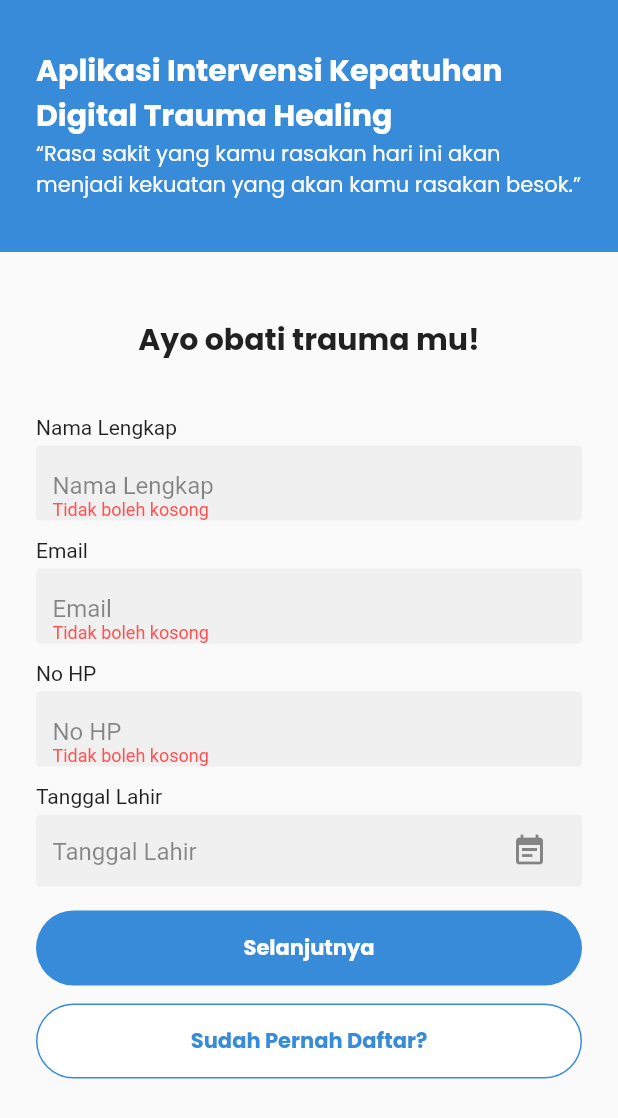
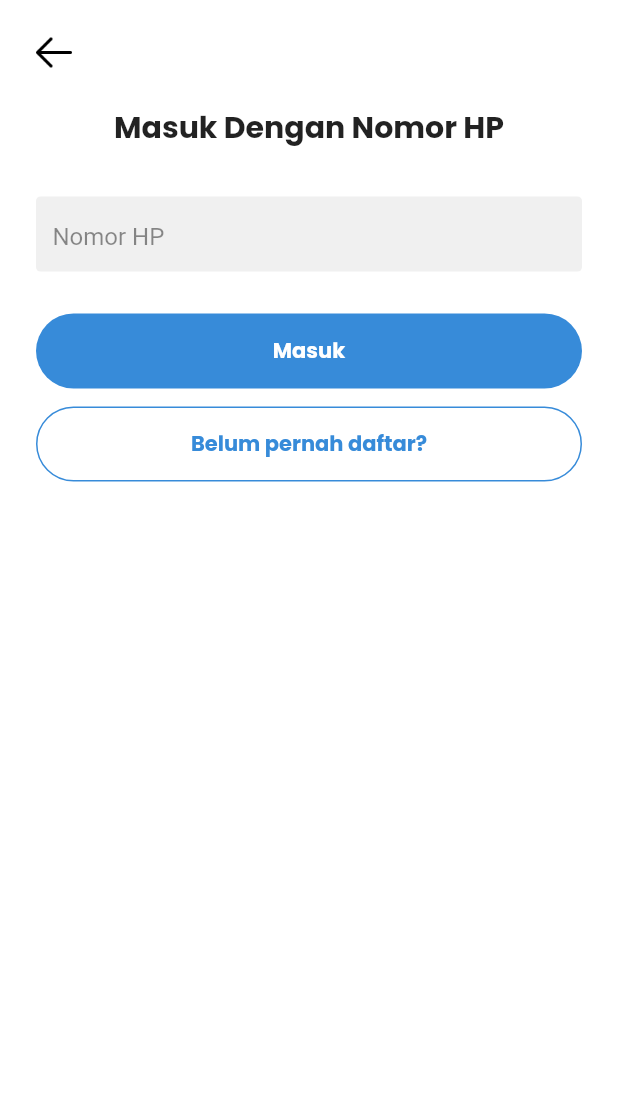
Before and after one commit to owenwattimena/ditraheal, a Flutter app: the screen it shows after launch, after a tap on "Selanjutnya", after a tap on "Sudah Pernah Daftar?", on a phone screen of 412 x 824 dp. Shown: the top 1118 px of the screen. Run offline on Flutter 3.47's test engine with Material 2 defaults, Android fonts, the phone set to English and light mode, and no system bars; drawn by our look-alikes of date_field.

```diff
--- a/lib/main.dart
+++ b/lib/main.dart
@@ -17,7 +17,7 @@ class MyApp extends StatelessWidget {
         primarySwatch: Colors.blue,
       ),
       // A widget which will be started on application startup
-      home: SigninPage(),
+      home: SignupPage(),
     );
   }
 }
--- a/lib/pages/pages.dart
+++ b/lib/pages/pages.dart
@@ -2,6 +2,8 @@ import 'package:flutter/material.dart';
 import "../shared/shared.dart";
 import "../widgets/widgets.dart";
 
+part 'signup/signup_page.dart';
+part 'signup/sosial_signup_page.dart';
+part 'signup/hobi_signup_page.dart';
 part 'signin/signin_page.dart';
-part 'signin/sosial_signin_page.dart';
-part 'signin/hobi_signin_page.dart';
+part 'quiz/trauma/landing_trauma_quiz.dart';
--- a/lib/pages/signin/signin_page.dart
+++ b/lib/pages/signin/signin_page.dart
@@ -1,95 +1,47 @@
-part of '../pages.dart';
+part of "../pages.dart";
 
 class SigninPage extends StatefulWidget {
+  const SigninPage({Key? key}) : super(key: key);
+
+  @override
   _SigninPageState createState() => _SigninPageState();
 }
 
 class _SigninPageState extends State<SigninPage> {
-  TextEditingController namaController = new TextEditingController();
-  TextEditingController emailController = new TextEditingController();
-  TextEditingController noHpController = new TextEditingController();
-  DateTime? tanggalLahir;
-
   GlobalKey<FormState> _key = GlobalKey<FormState>();
-
-  @override
-  void dispose() {
-    namaController.dispose();
-    emailController.dispose();
-    noHpController.dispose();
-    super.dispose();
-  }
+  TextEditingController _noHpController = new TextEditingController();
 
   @override
   Widget build(BuildContext context) {
-    double statusBarHeight = MediaQuery.of(context).padding.top;
     return Scaffold(
+      appBar: AppBarWidget(
+        shadow: false,
+      ),
       body: Stack(
         children: [
-          Container(
-            color: primaryColor,
-            height: statusBarHeight,
-          ),
+          Container(color: Colors.white),
           SafeArea(
             child: Form(
               key: _key,
               child: ListView(
                 children: [
                   Container(
-                    padding: EdgeInsets.fromLTRB(24, 32, 24, 0),
-                    width: double.infinity,
-                    height: 168.0,
-                    color: primaryColor,
-                    child: Column(
-                      children: [
-                        Text(
-                          "Aplikasi Intervensi Kepatuhan Digital Trauma Healing",
-                          style: headlineTextStyle.copyWith(color: Colors.white),
-                        ),
-                        Text("\“Rasa sakit yang kamu rasakan hari ini akan menjadi kekuatan yang akan kamu rasakan besok.\”", style: primaryTextStyle.copyWith(color: Colors.white))
-                      ],
-                    ),
-                  ),
-                  Container(
-                    padding: EdgeInsets.fromLTRB(24, 43, 24, 36),
+                    margin:EdgeInsets.only(bottom: 31),
                     child: Text(
-                      "Ayo obati trauma mu!",
-                      style: headlineTextStyle,
+                      "Masuk Dengan Nomor HP",
+                      style: primaryTextStyle.copyWith(
+                        fontSize: 20,
+                        fontWeight: FontWeight.bold,
+                      ),
                       textAlign: TextAlign.center,
                     ),
                   ),
+
                   InputWidget(
-                    label: "Nama Lengkap",
-                    hintText: "Nama Lengkap",
-                    textController: namaController,
+                    textController:_noHpController,
+                    keyboardType: TextInputType.phone,
+                    hintText: "Nomor HP",
                     onChanged: (_) => setState(() {}),
-                    textCapitalization: TextCapitalization.sentences,
-                    validator: (val) {
-                      if (val.isEmpty) {
-                        return 'Tidak boleh kosong';
-                      }
-                    },
-                  ),
-                  InputWidget(
-                    label: "Email",
-                    hintText: "Email",
-                    textController: emailController,
-                    onChanged: (_) => setState(() {}),
-                    keyboardType: TextInputType.emailAddress,
-                    validator: (val) {
-                      String pattern = r"^[a-zA-Z0-9.a-zA-Z0-9.!#$%&'*+-/=?^_`{|}~]+@[a-zA-Z0-9]+\.[a-zA-Z]+";
-                      RegExp regex = RegExp(pattern);
-                      if (val.isEmpty)
-                        return 'Tidak boleh kosong';
-                      else if (!regex.hasMatch(val)) return 'Email tidak valid';
-                    },
-                  ),
-                  InputWidget(
-                    label: "No HP",
-                    hintText: "No HP",
-                    textController: noHpController,
-                    onChanged: (_) => setState(() {}),
-                    keyboardType: TextInputType.phone,
                     validator: (val) {
                       String pattern = r"^(^08)(\d{3,4}){2}\d{3,4}$";
                       RegExp regex = RegExp(pattern);
@@ -98,36 +50,21 @@ class _SigninPageState extends State<SigninPage> {
                       else if (!regex.hasMatch(val)) return 'No HP tidak valid';
                     },
                   ),
-                  Container(
-                    padding: EdgeInsets.fromLTRB(24, 0, 24, 4),
-                    child: Text("Tanggal Lahir"),
-                  ),
-                  InputDatetimeWidget(
-                    label: "Tanggal Lahir",
-                    onDateSelected: (val) {
-                      setState(() {
-                        tanggalLahir = val;
-                      });
-                    },
-                    validator: (datetime) {
-                      if (datetime == null) {
-                        return 'Tidak boleh kosong';
+
+                  ButtonWidget(
+                    text: "Masuk",
+                    onPressed: () {
+                      if (_key.currentState!.validate()){
+                        Navigator.push(
+                          context,
+                          MaterialPageRoute(
+                            builder: (context) => LandingTraumaQuiz(),
+                          ),
+                        );
                       }
                     },
                   ),
-                  ButtonWidget(
-                    text: "Selanjutnya",
-                    onPresed: () {
-                      if (_key.currentState!.validate()) onNextButtonPressed();
-                    },
-                  ),
-                  OutlineButtonWidget(
-                    text: "Sudah Pernah Daftar?",
-                    onPressed: () {
-                      print("Sudah!!!");
-                    },
-                  ),
-                  SizedBox(height: 24)
+                  OutlineButtonWidget(text: "Belum pernah daftar?", onPressed: (){Navigator.pop(context);},)
                 ],
               ),
             ),
@@ -136,13 +73,4 @@ class _SigninPageState extends State<SigninPage> {
       ),
     );
   }
-
-  void onNextButtonPressed() {
-    Navigator.push(
-      context,
-      MaterialPageRoute(
-        builder: (context) => SosialSigninPage(),
-      ),
-    );
-  }
 }
--- /dev/null
+++ b/lib/pages/signup/signup_page.dart
@@ -0,0 +1,154 @@
+part of '../pages.dart';
+
+class SignupPage extends StatefulWidget {
+  _SignupPageState createState() => _SignupPageState();
+}
+
+class _SignupPageState extends State<SignupPage> {
+  TextEditingController namaController = new TextEditingController();
+  TextEditingController emailController = new TextEditingController();
+  TextEditingController noHpController = new TextEditingController();
+  DateTime? tanggalLahir;
+
+  GlobalKey<FormState> _key = GlobalKey<FormState>();
+
+  @override
+  void dispose() {
+    namaController.dispose();
+    emailController.dispose();
+    noHpController.dispose();
+    super.dispose();
+  }
+
+  @override
+  Widget build(BuildContext context) {
+    double statusBarHeight = MediaQuery.of(context).padding.top;
+    return Scaffold(
+      body: Stack(
+        children: [
+          Container(
+            color: primaryColor,
+            height: statusBarHeight,
+          ),
+          SafeArea(
+            child: Form(
+              key: _key,
+              child: ListView(
+                children: [
+                  Container(
+                    padding: EdgeInsets.fromLTRB(24, 32, 24, 0),
+                    width: double.infinity,
+                    height: 168.0,
+                    color: primaryColor,
+                    child: Column(
+                      children: [
+                        Text(
+                          "Aplikasi Intervensi Kepatuhan Digital Trauma Healing",
+                          style: headlineTextStyle.copyWith(color: Colors.white),
+                        ),
+                        Text("\“Rasa sakit yang kamu rasakan hari ini akan menjadi kekuatan yang akan kamu rasakan besok.\”", style: primaryTextStyle.copyWith(color: Colors.white))
+                      ],
+                    ),
+                  ),
+                  Container(
+                    padding: EdgeInsets.fromLTRB(24, 43, 24, 36),
+                    child: Text(
+                      "Ayo obati trauma mu!",
+                      style: headlineTextStyle,
+                      textAlign: TextAlign.center,
+                    ),
+                  ),
+                  InputWidget(
+                    label: "Nama Lengkap",
+                    hintText: "Nama Lengkap",
+                    textController: namaController,
+                    onChanged: (_) => setState(() {}),
+                    textCapitalization: TextCapitalization.sentences,
+                    validator: (val) {
+                      if (val.isEmpty) {
+                        return 'Tidak boleh kosong';
+                      }
+                    },
+                  ),
+                  InputWidget(
+                    label: "Email",
+                    hintText: "Email",
+                    textController: emailController,
+                    onChanged: (_) => setState(() {}),
+                    keyboardType: TextInputType.emailAddress,
+                    validator: (val) {
+                      String pattern = r"^[a-zA-Z0-9.a-zA-Z0-9.!#$%&'*+-/=?^_`{|}~]+@[a-zA-Z0-9]+\.[a-zA-Z]+";
+                      RegExp regex = RegExp(pattern);
+                      if (val.isEmpty)
+                        return 'Tidak boleh kosong';
+                      else if (!regex.hasMatch(val)) return 'Email tidak valid';
+                    },
+                  ),
+                  InputWidget(
+                    label: "No HP",
+                    hintText: "No HP",
+                    textController: noHpController,
+                    onChanged: (_) => setState(() {}),
+                    keyboardType: TextInputType.phone,
+                    validator: (val) {
+                      String pattern = r"^(^08)(\d{3,4}){2}\d{3,4}$";
+                      RegExp regex = RegExp(pattern);
+                      if (val.isEmpty)
+                        return 'Tidak boleh kosong';
+                      else if (!regex.hasMatch(val)) return 'No HP tidak valid';
+                    },
+                  ),
+                  Container(
+                    padding: EdgeInsets.fromLTRB(24, 0, 24, 4),
+                    child: Text("Tanggal Lahir"),
+                  ),
+                  InputDatetimeWidget(
+                    label: "Tanggal Lahir",
+                    onDateSelected: (val) {
+                      setState(() {
+                        tanggalLahir = val;
+                      });
+                    },
+                    validator: (datetime) {
+                      if (datetime == null) {
+                        return 'Tidak boleh kosong';
+                      }
+                    },
+                  ),
+                  ButtonWidget(
+                    text: "Selanjutnya",
+                    onPressed: () {
+                      if (_key.currentState!.validate()) gotoSosialSigninPage();
+                    },
+                  ),
+                  OutlineButtonWidget(
+                    text: "Sudah Pernah Daftar?",
+                    onPressed: toSigninPage,
+                  ),
+                  SizedBox(height: 24)
+                ],
+              ),
+            ),
+          ),
+        ],
+      ),
+    );
+  }
+
+  void gotoSosialSigninPage() {
+    Navigator.push(
+      context,
+      MaterialPageRoute(
+        builder: (context) => SosialSignupPage(),
+      ),
+    );
+  }
+  void toSigninPage() {
+    Navigator.push(
+      context,
+      MaterialPageRoute(
+        builder: (context) => SigninPage(),
+      ),
+    );
+  }
+}
--- a/lib/widgets/appbar/app_bar_widget.dart
+++ b/lib/widgets/appbar/app_bar_widget.dart
@@ -7,8 +7,9 @@ class AppBarWidget extends StatelessWidget implements PreferredSizeWidget {
   final String? iconPath;
   final Function()? onPressed;
   final Color color;
+  final bool shadow;
 
-  AppBarWidget({this.title, this.iconPath, this.onPressed, this.color = Colors.black});
+  AppBarWidget({this.title, this.iconPath, this.onPressed, this.color = Colors.black, this.shadow = true});
 
   @override
   Widget build(BuildContext context) {
@@ -18,14 +19,14 @@ class AppBarWidget extends StatelessWidget implements PreferredSizeWidget {
       padding: EdgeInsets.only(left: 12, top: statusBarHeight),
       decoration: BoxDecoration(
         color: Colors.white,
-        boxShadow: [
-          BoxShadow(
+        boxShadow: (shadow) ?[
+           BoxShadow(
             color: Colors.black.withOpacity(0.25),
             spreadRadius: 0,
             blurRadius: 4,
             offset: Offset(0, 1), // changes position of shadow
           ),
-        ],
+        ] : [],
       ),
       child: Row(
         children: [
--- a/lib/widgets/forms/button_widget.dart
+++ b/lib/widgets/forms/button_widget.dart
@@ -3,19 +3,20 @@ part of "../widgets.dart";
 class ButtonWidget extends StatelessWidget {
   final String? text;
   final Color? color;
-  final Function()? onPresed;
+  final Function()? onPressed;
+  final EdgeInsetsGeometry? padding;
 
-  ButtonWidget({this.text, this.color, this.onPresed});
+  ButtonWidget({this.text, this.color, this.onPressed, this.padding});
 
   @override
   Widget build(BuildContext context) {
     return Container(
       margin: EdgeInsets.only(top: 16),
-      padding: EdgeInsets.symmetric(horizontal: 24),
+      padding: padding ?? EdgeInsets.symmetric(horizontal: 24),
       child: ConstrainedBox(
         constraints: BoxConstraints.tightFor(width: double.infinity, height: 50),
         child: ElevatedButton(
-          onPressed: onPresed,
+          onPressed: onPressed,
           style: ElevatedButton.styleFrom(
             primary: color ?? primaryColor,
             elevation: 0,
--- a/lib/widgets/forms/input_widget.dart
+++ b/lib/widgets/forms/input_widget.dart
@@ -3,7 +3,7 @@ part of "../widgets.dart";
 class InputWidget extends StatelessWidget {
   final String? label, hintText;
   final TextEditingController? textController;
-  final Function(String)? onChanged;
+  final void Function(String)? onChanged;
   final Function(String)? validator;
   final TextInputType? keyboardType;
   final TextCapitalization? textCapitalization;
@@ -15,10 +15,10 @@ class InputWidget extends StatelessWidget {
     return Column(
       crossAxisAlignment: CrossAxisAlignment.start,
       children: [
-        Container(
+        (label != null) ? Container(
           padding: EdgeInsets.fromLTRB(24, 0, 24, 4),
           child: Text(label ?? ""),
-        ),
+        ) : SizedBox(),
         Container(
           height: 50,
           margin: EdgeInsets.fromLTRB(24, 0, 24, 4),
--- a/lib/widgets/forms/outline_button_widget.dart
+++ b/lib/widgets/forms/outline_button_widget.dart
@@ -4,12 +4,13 @@ class OutlineButtonWidget extends StatelessWidget {
   final String? text;
   final Color? color;
   final Function()? onPressed;
-  OutlineButtonWidget({this.text, this.color, this.onPressed});
+  final EdgeInsetsGeometry? padding;
+  OutlineButtonWidget({this.text, this.color, this.onPressed, this.padding});
   @override
   Widget build(BuildContext context) {
     return Container(
       margin: EdgeInsets.only(top: 12),
-      padding: EdgeInsets.symmetric(horizontal: 24),
+      padding: padding ?? EdgeInsets.symmetric(horizontal: 24),
       child: ConstrainedBox(
         constraints: BoxConstraints.tightFor(width: double.infinity, height: 50),
         child: ElevatedButton(
--- a/lib/widgets/widgets.dart
+++ b/lib/widgets/widgets.dart
@@ -9,3 +9,4 @@ part "forms/outline_button_widget.dart";
 part "appbar/app_bar_widget.dart";
 part "forms/input_select_widget.dart";
 part "forms/select_card_widget.dart";
+part "dialog/dialog_widget.dart";
```
Also changed, not shown: lib/pages/quiz/trauma/landing_trauma_quiz.dart (added, +37 -0 lines), lib/pages/signup/hobi_signup_page.dart (renamed from lib/pages/signin/hobi_signin_page.dart, +5 -5 lines), lib/pages/signup/sosial_signup_page.dart (renamed from lib/pages/signin/sosial_signin_page.dart, +5 -5 lines), lib/widgets/dialog/dialog_widget.dart (added, +67 -0 lines).
